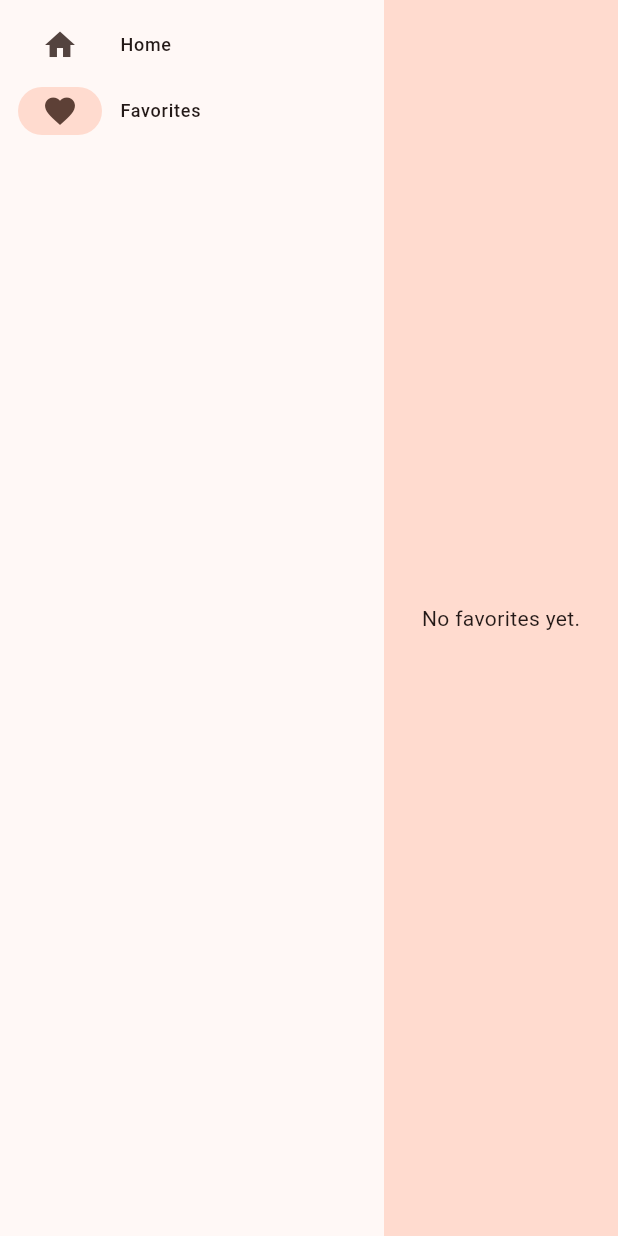
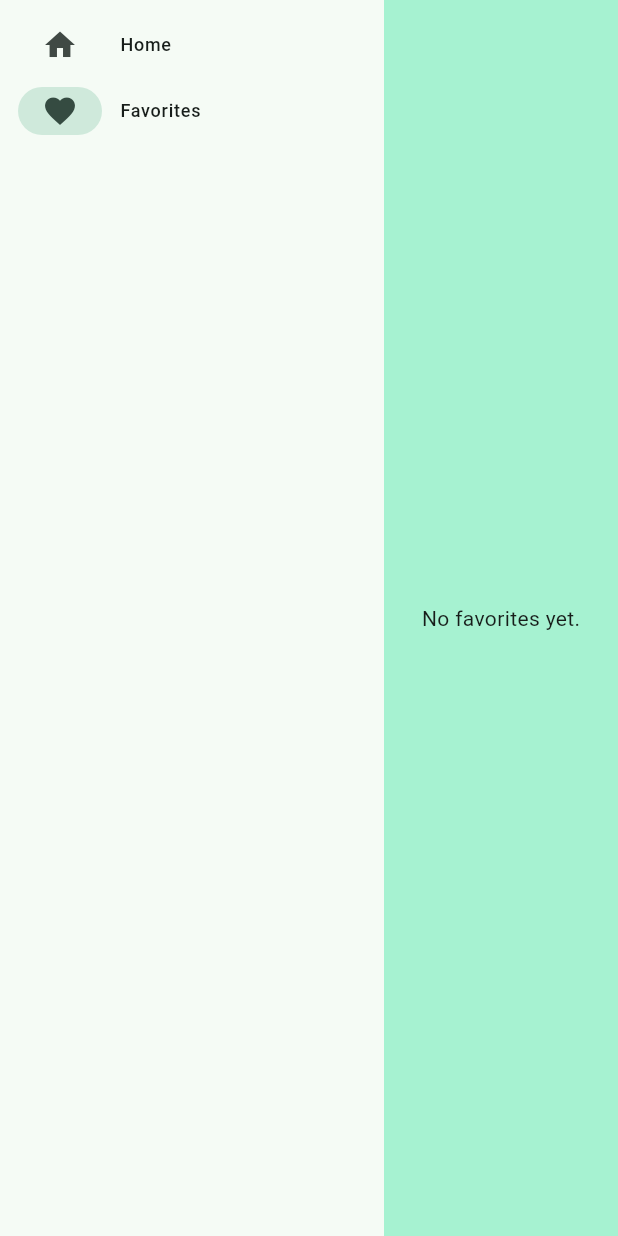
Before and after one commit to RobC-png/namer_app, a Flutter app: the screen it shows after launch, after a tap on "Favorites", on a phone screen of 412 x 824 dp. Run offline on Flutter 3.47's test engine with Material 3 defaults, Android fonts, the phone set to English and light mode, and no system bars.

Commit message:
Better Favs Page

```diff
--- a/lib/main.dart
+++ b/lib/main.dart
@@ -17,7 +17,7 @@ class MyApp extends StatelessWidget {
         title: 'Namer App',
         theme: ThemeData(
           useMaterial3: true,
-          colorScheme: ColorScheme.fromSeed(seedColor: const Color.fromARGB(255, 243, 85, 17)),
+          colorScheme: ColorScheme.fromSeed(seedColor: const Color.fromARGB(255, 3, 229, 173)),
         ),
         home: MyHomePage(),
       ),
@@ -157,14 +157,12 @@ class _GeneratorPageState extends State<GeneratorPage> {
                   Colors.transparent, // Fade out at the top
                   Colors.black,       // Fully visible below
                 ],
-                stops: [0.0, 0.5],     // Fade spans top 10%
+                stops: [0.1, 1],     // Fade spans top 50%
               ).createShader(bounds),
               blendMode: BlendMode.dstIn,
               child: FavsScrollWidget(scrollController: _scrollController, appState: appState),
             ),
           ),
-
-          //const SizedBox(height: 20),
 
           // BigCard remains centered
           Center(
@@ -215,7 +213,7 @@ class _GeneratorPageState extends State<GeneratorPage> {
   }
 }
 
-class FavsScrollWidget extends StatelessWidget {
+class FavsScrollWidget extends StatefulWidget {
   const FavsScrollWidget({
     super.key,
     required ScrollController scrollController,
@@ -226,32 +224,40 @@ class FavsScrollWidget extends StatelessWidget {
   final MyAppState appState;
 
   @override
+  State<FavsScrollWidget> createState() => _FavsScrollWidgetState();
+}
+
+class _FavsScrollWidgetState extends State<FavsScrollWidget> {
+
+  @override
   Widget build(BuildContext context) {
+
     return SingleChildScrollView(
-      controller: _scrollController,
+      controller: widget._scrollController,
       child: Column(
-        children: appState.history
+        children: widget.appState.history
             .map((pair) => GestureDetector(
                   onTap: () {
-                    appState.toggleFavorite(pair); // Toggle favorite on tap
+                    widget.appState.toggleFavorite(pair); // Toggle favorite on tap
                   },
                   child: Container(
                     padding: EdgeInsets.all(8), // Optional padding
                     child: Row(
                       mainAxisAlignment: MainAxisAlignment.center,
                       children: [
-                        Icon(appState.favorites.contains(pair)
+                        Icon(widget.appState.favorites.contains(pair)
                             ? Icons.favorite
-                            : Icons.favorite_border),
+                            : Icons.favorite_border,
+                            color: Theme.of(context).colorScheme.primary),
                         SizedBox(width: 10),
                         Text(
                           pair.asPascalCase,
                           style: TextStyle(
                             fontSize: 16,
-                            fontWeight: appState.favorites.contains(pair)
+                            fontWeight: widget.appState.favorites.contains(pair)
                                 ? FontWeight.bold
                                 : FontWeight.normal,
-                            color: Colors.black,
+                            color: Theme.of(context).colorScheme.primary,
                           ),
                         ),
                       ],
@@ -273,10 +279,15 @@ class FavoritesPage extends StatelessWidget {
 
     var theme = Theme.of(context);
 
-    var textStyle = TextStyle(
+    var styleFavrOne = theme.textTheme.displayMedium?.copyWith(
       color: theme.colorScheme.onPrimary,
-      fontSize: 15,
-      fontWeight: FontWeight.bold,
+      fontWeight: FontWeight.w700,
+      fontSize: 18,
+    );
+    var styleFavrTwo = theme.textTheme.displayMedium?.copyWith(
+      color: theme.colorScheme.onPrimaryContainer,
+      fontWeight: FontWeight.w500,
+      fontSize: 18,
     );
 
     if (appState.favorites.isEmpty) {
@@ -285,8 +296,8 @@ class FavoritesPage extends StatelessWidget {
       );
     }
 
-    void FavClicked(WordPair) {
-      appState.toggleFavorite(WordPair);
+    void favClicked(WordPair wordPair) {
+      appState.toggleFavorite(wordPair);
     }
 
     return Column(
@@ -312,7 +323,7 @@ class FavoritesPage extends StatelessWidget {
             itemBuilder: (context, index) {
               final pair = appState.favorites[index];
               return GestureDetector(
-                onTap: () => FavClicked(pair),
+                onTap: () => favClicked(pair),
                 child: Card(
                   elevation: 4,
                   color: theme.colorScheme.primary,
@@ -326,8 +337,12 @@ class FavoritesPage extends StatelessWidget {
                         ),
                         SizedBox(width: 8),
                         Text(
-                          pair.asLowerCase,
-                          style: textStyle,
+                          appState.capitalize(pair.first),
+                          style: styleFavrOne,
+                        ),
+                        Text(
+                          appState.capitalize(pair.second),
+                          style: styleFavrTwo,
                         ),
                       ],
                     ),
```
